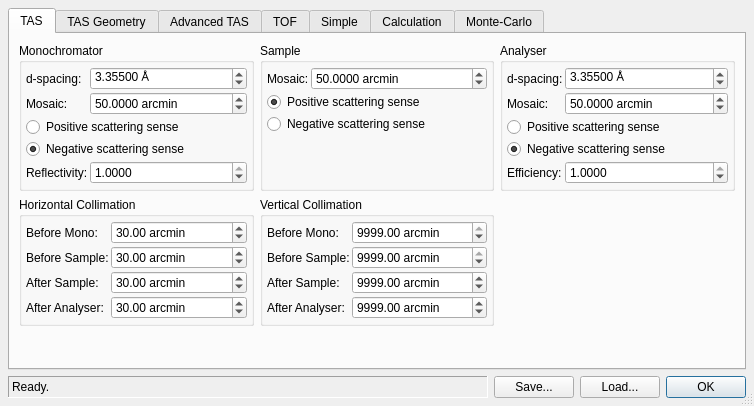
Qt form ui/reso.ui (tweber-ill/frm_mirror-takin1) before a commit.
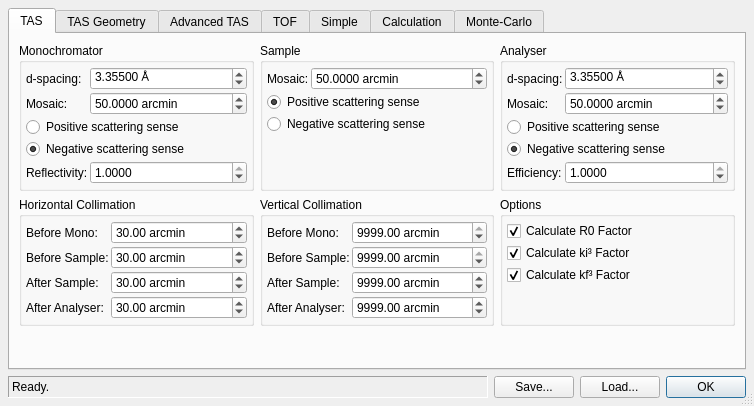
The same form after that commit. The open tabs and pages were chosen to show the change.

Commit message: continued with scattering factors for reso calc

```diff
--- a/ui/reso.ui
+++ b/ui/reso.ui
@@ -599,6 +599,54 @@
          </property>
         </spacer>
        </item>
+       <item row="1" column="2">
+        <widget class="QGroupBox" name="groupBox_28">
+         <property name="title">
+          <string>Options</string>
+         </property>
+         <layout class="QFormLayout" name="formLayout_10">
+          <property name="horizontalSpacing">
+           <number>2</number>
+          </property>
+          <property name="verticalSpacing">
+           <number>2</number>
+          </property>
+          <property name="margin">
+           <number>4</number>
+          </property>
+          <item row="0" column="0">
+           <widget class="QCheckBox" name="checkUseR0">
+            <property name="text">
+             <string>Calculate R0 Factor</string>
+            </property>
+            <property name="checked">
+             <bool>true</bool>
+            </property>
+           </widget>
+          </item>
+          <item row="1" column="0">
+           <widget class="QCheckBox" name="checkUseKi3">
+            <property name="text">
+             <string>Calculate ki³ Factor</string>
+            </property>
+            <property name="checked">
+             <bool>true</bool>
+            </property>
+           </widget>
+          </item>
+          <item row="2" column="0">
+           <widget class="QCheckBox" name="checkUseKf3">
+            <property name="text">
+             <string>Calculate kf³ Factor</string>
+            </property>
+            <property name="checked">
+             <bool>true</bool>
+            </property>
+           </widget>
+          </item>
+         </layout>
+        </widget>
+       </item>
       </layout>
      </widget>
      <widget class="QWidget" name="tabPop">
```
Left out of the diff: 5 changed lines with no effect on the pictures. The commit also changes 12 other files.
